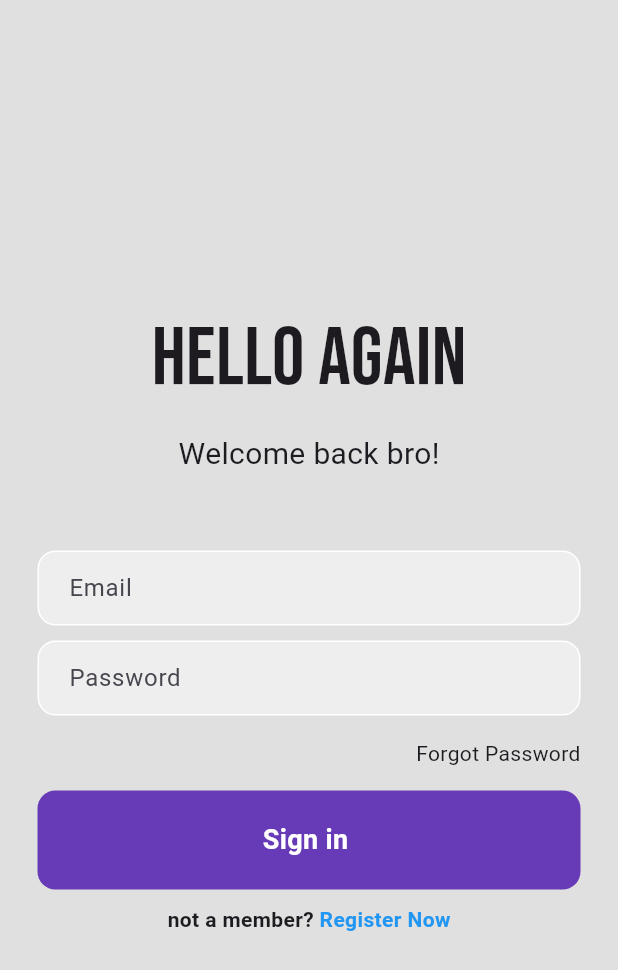
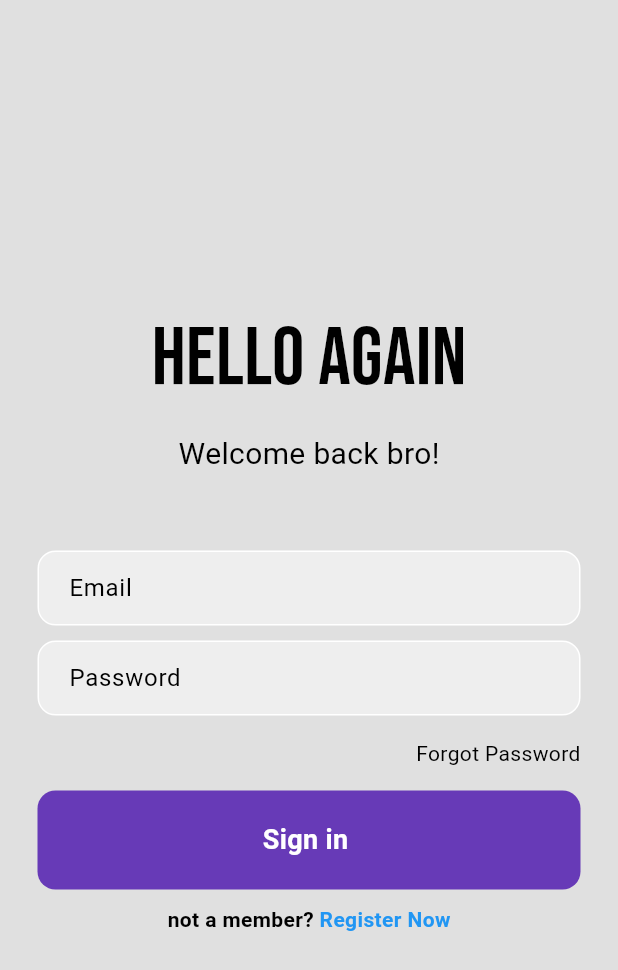
Before and after one commit to chaewy/flutterXfirebase, a Flutter app: the screen it shows after launch, on a phone screen of 412 x 824 dp. Shown: the top 970 px of the screen. Run offline on Flutter 3.47's test engine with Material 3 defaults, Android fonts, the phone set to English and light mode, and no system bars; our stand-ins replace cloud_firestore, firebase_auth, firebase_core, firebase_storage, google_fonts, image_picker; accounts and stored records are empty.

```diff
--- a/lib/home/chat.dart
+++ b/lib/home/chat.dart
@@ -1,8 +1,8 @@
-import 'package:cloud_firestore/cloud_firestore.dart';
+
 import 'package:firebase_auth/firebase_auth.dart';
 import 'package:flutter/material.dart';
 import 'package:flutter_application_1/models/user.dart';
-import 'package:flutter_application_1/my_components/drawer.dart';
+
 import 'package:flutter_application_1/my_components/user_tile.dart';
 import 'package:flutter_application_1/pages/chat_page.dart';
 import 'package:flutter_application_1/services/chat_service.dart';
@@ -34,6 +34,7 @@ class Chat extends StatelessWidget {
   @override
   Widget build(BuildContext context) {
     return Scaffold(
+      backgroundColor: Theme.of(context).colorScheme.background,
       appBar: AppBar(
         title: const Text('Chat'),
         backgroundColor: Colors.transparent,
--- a/lib/main.dart
+++ b/lib/main.dart
@@ -2,22 +2,40 @@ import 'package:flutter/material.dart';
 import 'package:firebase_core/firebase_core.dart';
 import 'package:flutter_application_1/firebase_options.dart';
 import 'package:flutter_application_1/auth/main_page.dart';
+import 'package:flutter_application_1/provider.dart';
+import 'package:flutter_application_1/themes/theme_provider.dart';
+import 'package:provider/provider.dart';
 
 void main() async {
   WidgetsFlutterBinding.ensureInitialized();
   await Firebase.initializeApp(options: DefaultFirebaseOptions.currentPlatform);
-  runApp(const MyApp());
+  runApp(
+    MultiProvider(
+      providers: [
+        ChangeNotifierProvider(create: (context) => ThemeProvider()),
+        ChangeNotifierProvider(create: (context) => PostProvider()), // Add provider for List<PostModel>
+
+        // Add more providers as needed
+      ],
+      child: MyApp(),
+    ),
+  );
 }
 
 class MyApp extends StatelessWidget {
-  const MyApp({super.key});
+  const MyApp({Key? key});
 
   // This widget is the root of your application.
   @override
   Widget build(BuildContext context) {
-    return  MaterialApp(
-      debugShowCheckedModeBanner: false,
-        home: MainPage(),
-      );
+    return Consumer<ThemeProvider>(
+      builder: (context, themeProvider, child) {
+        return MaterialApp(
+          debugShowCheckedModeBanner: false,
+          home: MainPage(),
+          theme: themeProvider.themeData,
+        );
+      },
+    );
   }
 }
--- a/lib/models/post.dart
+++ b/lib/models/post.dart
@@ -13,5 +13,3 @@ class PostModel {
     required this.timestamp,
   });
 }
-
-//PostModel(this.id, this.creator, this.text, this.timestamp);
--- a/lib/pages/post/list.dart
+++ b/lib/pages/post/list.dart
@@ -1,5 +1,8 @@
 import 'package:flutter/material.dart';
 import 'package:flutter_application_1/models/post.dart';
+import 'package:flutter_application_1/models/user.dart';
+import 'package:flutter_application_1/services/add_post.dart';
+import 'package:flutter_application_1/services/user.dart';
 import 'package:provider/provider.dart';
 
 class ListPost extends StatefulWidget {
@@ -12,7 +15,7 @@ class ListPost extends StatefulWidget {
 class _ListPostState extends State<ListPost> {
   @override
   Widget build(BuildContext context) {
-    // Access the list of posts from the inherited widget
+    // Access the list of posts from the inherited widget using Provider
     List<PostModel> posts = Provider.of<List<PostModel>>(context) ?? [];
 
     return ListView.builder(
--- /dev/null
+++ b/lib/themes/dark_mode.dart
@@ -0,0 +1,13 @@
+
+
+import 'package:flutter/material.dart';
+
+ThemeData darkMode = ThemeData(
+  colorScheme: ColorScheme.dark(
+    background: Colors.grey.shade900,
+    primary: Colors.grey.shade600,
+    secondary: const Color.fromARGB(255, 75, 75, 75),
+    tertiary: Colors.grey.shade800,
+    inversePrimary: Colors.grey.shade300,
+  )
+);
--- /dev/null
+++ b/lib/themes/light_mode.dart
@@ -0,0 +1,13 @@
+
+
+import 'package:flutter/material.dart';
+
+ThemeData lightMode = ThemeData(
+  colorScheme: ColorScheme.light(
+    surface: Colors.white,
+    primary: const Color.fromARGB(255, 221, 219, 219),
+    secondary: Colors.grey.shade200,
+    tertiary: Colors.white,
+    inversePrimary: Colors.grey.shade900,
+  )
+);
--- /dev/null
+++ b/lib/themes/theme_provider.dart
@@ -0,0 +1,23 @@
+import 'package:flutter/material.dart';
+import 'package:flutter_application_1/themes/dark_mode.dart';
+import 'package:flutter_application_1/themes/light_mode.dart';
+
+class ThemeProvider extends ChangeNotifier {
+  ThemeData _themeData = lightMode; // Start with light mode
+
+  ThemeData get themeData => _themeData; // Return the current theme
+
+  bool get isDarkMode => _themeData == darkMode; // Check if dark mode is active
+
+  // Setter for the themeData, correctly updates the theme and notifies listeners
+  set themeData(ThemeData theme) {
+    _themeData = theme;
+    notifyListeners();
+  }
+
+  // Toggle the theme between light and dark
+  void toggleTheme() {
+    _themeData = _themeData == lightMode ? darkMode : lightMode;
+    notifyListeners();
+  }
+}
```
Also changed, not shown: lib/my_components/chat_bubble.dart (+14 -2 lines), lib/my_components/drawer.dart (+21 -1 lines), lib/pages/chat_page.dart (+15 -6 lines), lib/pages/setting_page.dart (added, +43 -0 lines), lib/profile/profile_page.dart (+31 -13 lines), lib/provider.dart (added, +22 -0 lines), lib/services/user.dart (+12 -4 lines).
